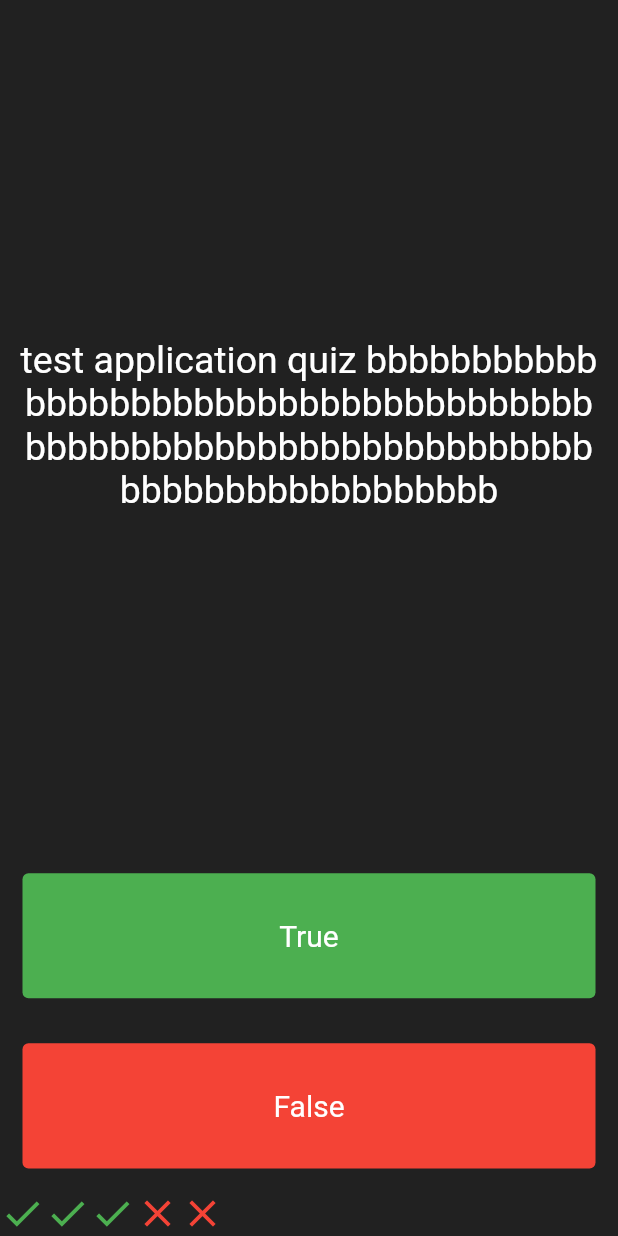
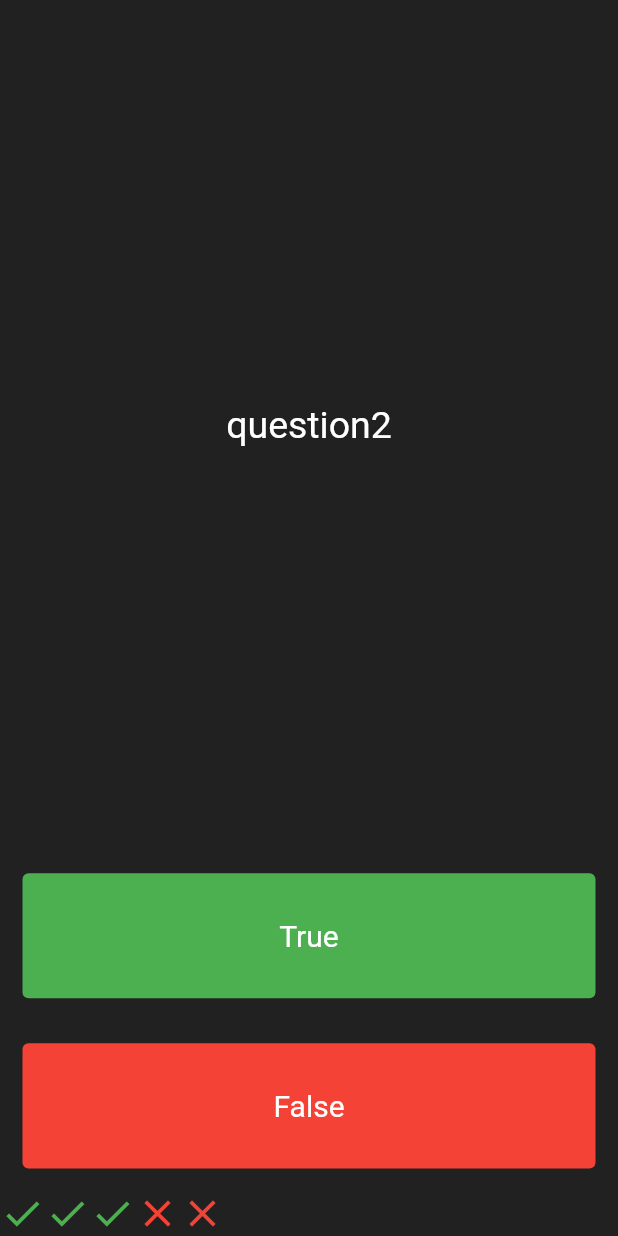
Before and after one commit to imaho-ivou/quizz, a Flutter app: the screen it shows after launch, on a phone screen of 412 x 824 dp. Run offline on Flutter 3.47's test engine with Material 2 defaults, Android fonts, the phone set to English and light mode, and no system bars.

Commit message:
réalisation exo les questions

```diff
--- a/lib/main.dart
+++ b/lib/main.dart
@@ -52,6 +52,7 @@ class _QuizState extends State<Quiz> {
       size: 30.0,
     )
   ];
+  List<String> question = ['question1', 'question2', 'question3', 'question4'];
 
   @override
   Widget build(BuildContext context) {
@@ -66,7 +67,7 @@ class _QuizState extends State<Quiz> {
                 child: Padding(
                   padding: EdgeInsets.all(10.0),
                   child: Text(
-                    'test application quiz bbbbbbbbbbbbbbbbbbbbbbbbbbbbbbbbbbbbbbbbbbbbbbbbbbbbbbbbbbbbbbbbbbbbbbbbbbbbbbbbbbb',
+                    '${question[1]}',
                     style: TextStyle(color: Colors.white, fontSize: 25),
                     textAlign: TextAlign.center,
                   ),
```
